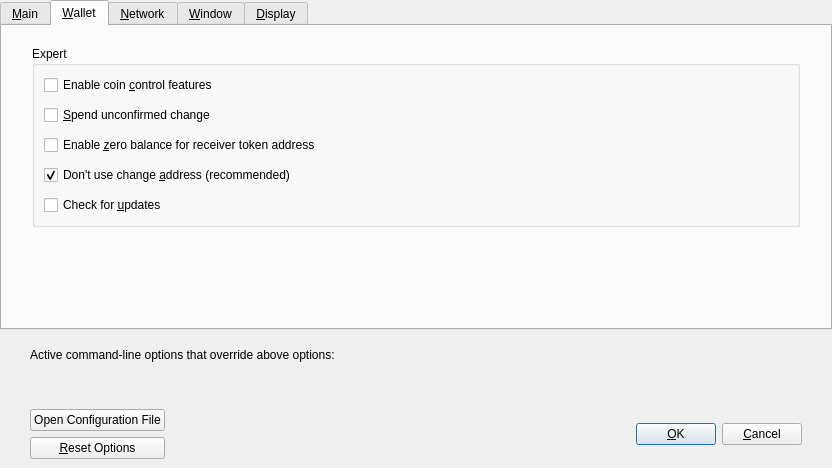
Old version of the form src/qt/forms/optionsdialog.ui in the repository Hydra-Chain/node.
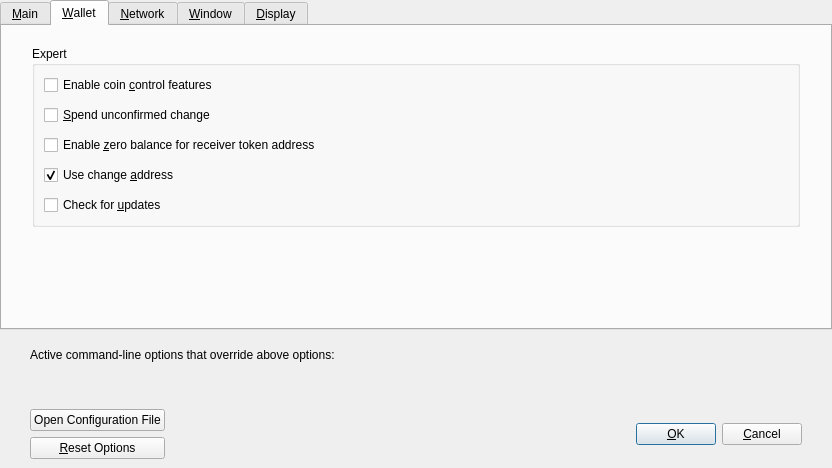
New version of the form. The open tabs and pages were chosen to show the change. Custom widgets are drawn as their Qt base class.

Diff of the .ui file:
```diff
--- a/src/qt/forms/optionsdialog.ui
+++ b/src/qt/forms/optionsdialog.ui
@@ -332,7 +332,7 @@
           <item>
            <widget class="QCheckBox" name="notUseChangeAddress">
             <property name="text">
-             <string>Don't use change &amp;address (recommended)</string>
+             <string>Use change &amp;address</string>
             </property>
             <property name="checked">
              <bool>true</bool>
```
Left out of the diff: 2 changed lines with no effect on the pictures.
